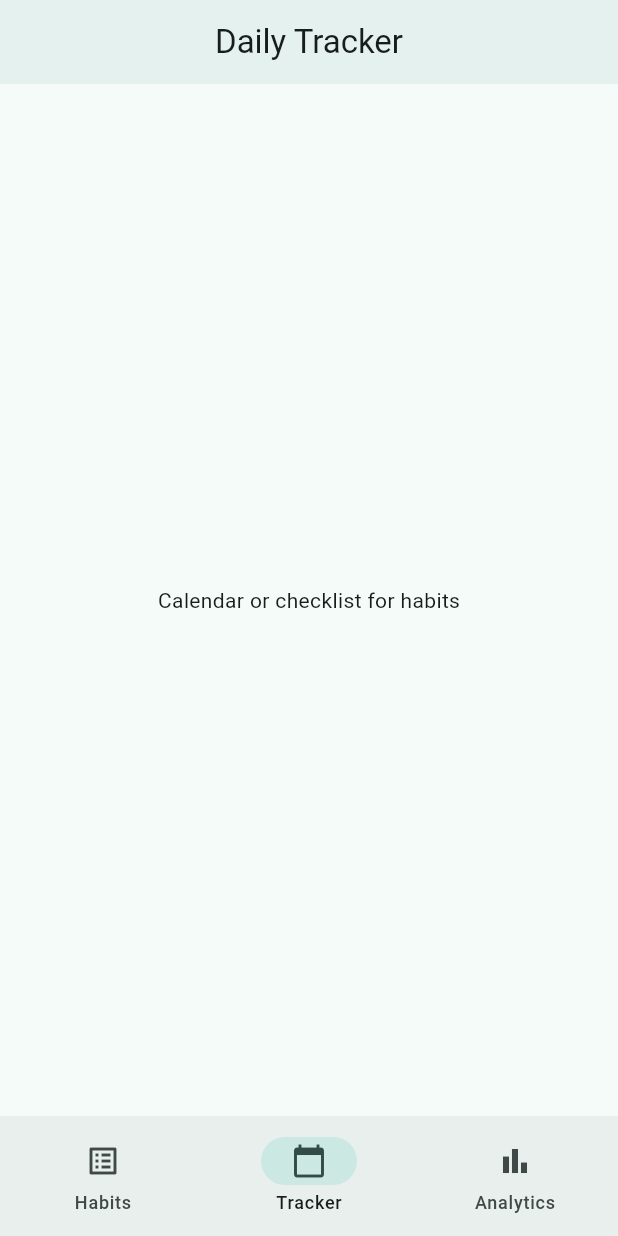
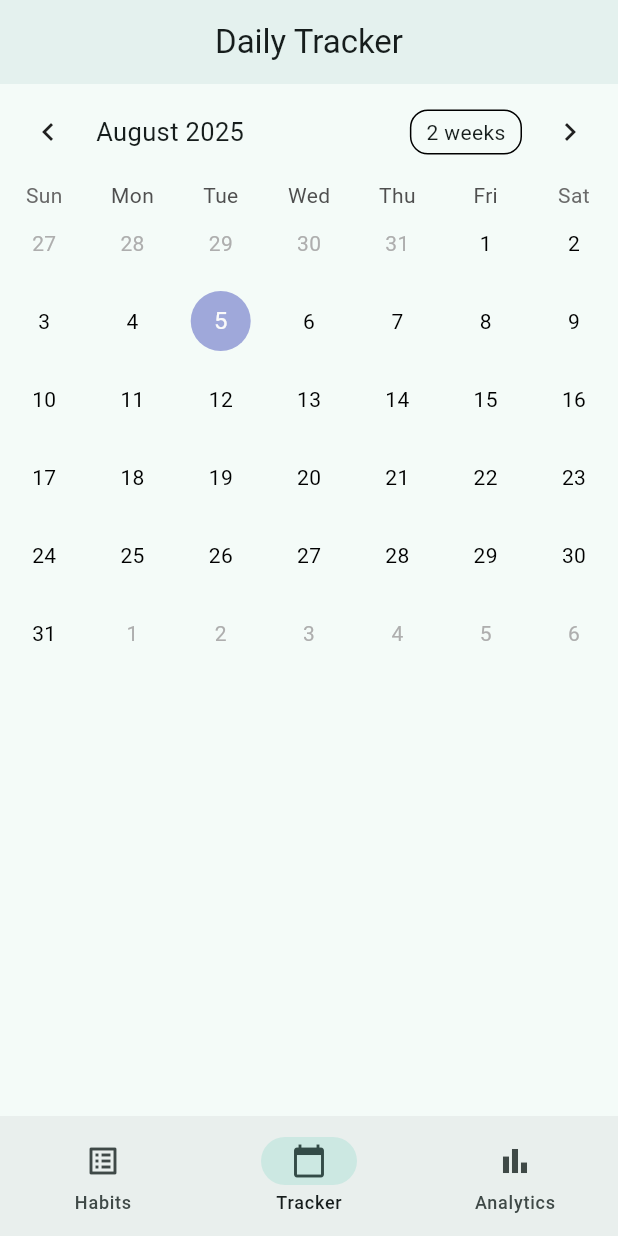
Before and after one commit to rishabkumar17/smart-habit-tracker, a Flutter app: the screen it shows after launch, item 2 of the bottom bar chosen, on a phone screen of 412 x 824 dp. Run offline on Flutter 3.47's test engine with Material 3 defaults, Android fonts, the light colour scheme and no system bars; drawn by our look-alikes of table_calendar; our stand-ins replace firebase_core, flutter_local_notifications, flutter_riverpod, hive, hive_flutter, timezone; accounts and stored records are empty.

Commit message:
feat: Add Firebase, TableCalendar, and Notification Service
This commit introduces Firebase integration, a calendar view using `table_calendar`, and a local notification service.

Key changes:

- **Dependencies:**
    - Added `table_calendar` for displaying a calendar.
    - Added `firebase_core` and `cloud_firestore` for Firebase integration.
- **iOS Configuration:**
    - Updated `Info.plist` to include permissions and settings for notifications and background modes.
    - Updated `Podfile.lock` and `project.pbxproj` to reflect new Firebase dependencies.
- **Notification Service:**
    - Created `NotificationService` to handle local notifications.
    - Implemented initialization, scheduling daily reminders, and getting notification launch details.
- **Calendar Screen:**
    - Implemented a basic `CalendarScreen` using `TableCalendar`.
    - Allows selecting dates and visually marking them as completed (simulated for now).
- **Main:**
    - Initialized `NotificationService` during app startup.
    - Added a check to see if the app was launched from a notification.
    - Initialized Firebase.

```diff
--- a/lib/features/habit_tracker/presentation/screens/calendar_screen.dart
+++ b/lib/features/habit_tracker/presentation/screens/calendar_screen.dart
@@ -1,14 +1,52 @@
 import 'package:flutter/material.dart';
-import 'package:smart_habit_tracker/core/constants.dart';
+import 'package:table_calendar/table_calendar.dart';
 
-class CalendarScreen extends StatelessWidget {
+class CalendarScreen extends StatefulWidget {
   const CalendarScreen({super.key});
+
+  @override
+  State<CalendarScreen> createState() => _CalendarScreenState();
+}
+
+class _CalendarScreenState extends State<CalendarScreen> {
+  DateTime _focusedDay = DateTime.now();
+  DateTime? _selectedDay;
+  final Set<DateTime> _completedDays = {}; // Simulated for now
 
   @override
   Widget build(BuildContext context) {
     return Scaffold(
-      // appBar: AppBar(title: Text(StringConstant.dailyTracker)),
-      body: Center(child: Text(StringConstant.calendarScreenPlaceHolder)),
+      body: TableCalendar(
+        firstDay: DateTime.utc(2024, 1, 1),
+        lastDay: DateTime.utc(2030, 12, 31),
+        focusedDay: _focusedDay,
+        selectedDayPredicate: (day) =>
+            _selectedDay != null && isSameDay(_selectedDay, day),
+        onDaySelected: (selected, focused) {
+          setState(() {
+            _selectedDay = selected;
+            _focusedDay = focused;
+            _completedDays.add(selected); // Simulate marking done
+          });
+        },
+        calendarBuilders: CalendarBuilders(
+          defaultBuilder: (context, day, focusedDay) {
+            final isDone = _completedDays.contains(day);
+            return Container(
+              margin: const EdgeInsets.all(4),
+              decoration: BoxDecoration(
+                color: isDone ? Colors.green : null,
+                shape: BoxShape.circle,
+              ),
+              alignment: Alignment.center,
+              child: Text(
+                '${day.day}',
+                style: TextStyle(color: isDone ? Colors.white : Colors.black),
+              ),
+            );
+          },
+        ),
+      ),
     );
   }
 }
--- a/pubspec.yaml
+++ b/pubspec.yaml
@@ -17,6 +17,9 @@ dependencies:
   fl_chart: ^0.60.0
   flutter_lints: 6.0.0
   uuid: ^4.0.0
+  table_calendar: ^3.0.9
+  firebase_core: ^2.25.0
+  cloud_firestore: ^4.13.0
 
 dev_dependencies:
   flutter_test:
```
Also changed, not shown: lib/core/services/notification_service.dart (added, +90 -0 lines), lib/main.dart (+12 -0 lines), 3 other files.
